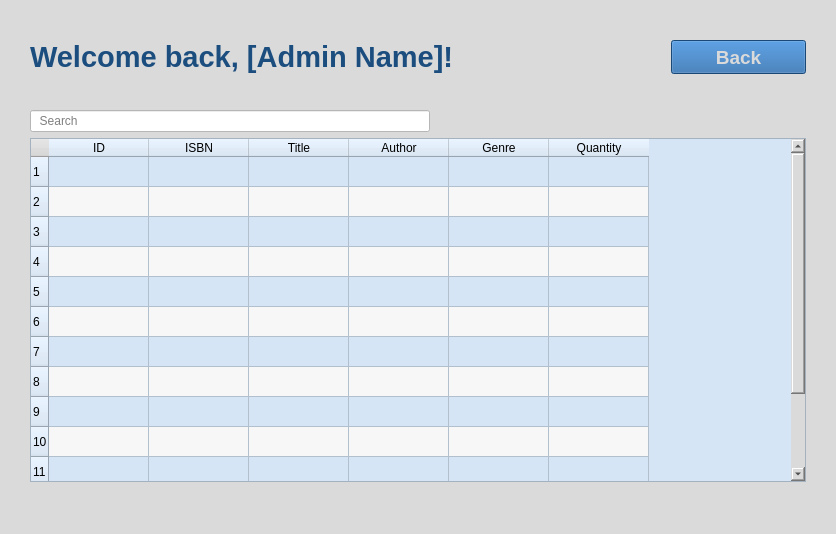
apteryxxyz/cs106-a2-client, file booksearch.ui: the form before one commit.
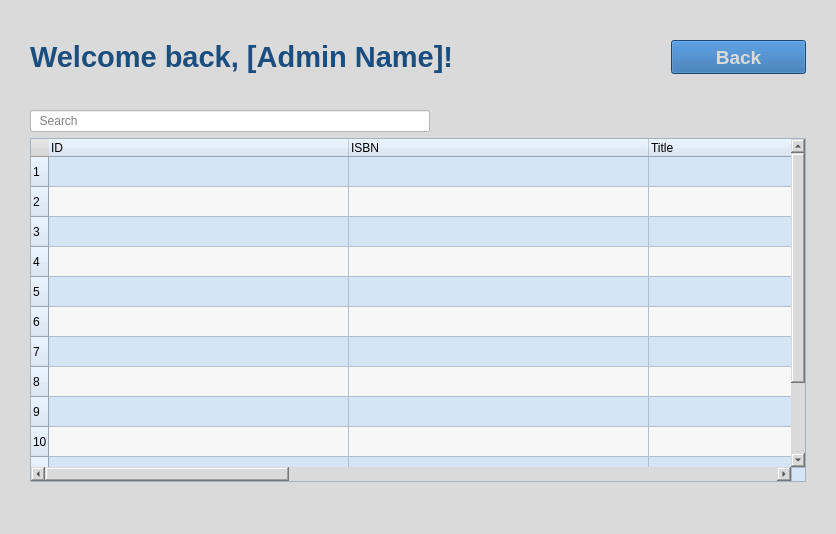
The form after the commit. Icons and pictures are not drawn.

Commit message: Aligned headers on left side Set default column size much larger

Patch:
```diff
--- a/booksearch.ui
+++ b/booksearch.ui
@@ -147,6 +147,24 @@
         <attribute name="horizontalHeaderCascadingSectionResizes">
          <bool>false</bool>
         </attribute>
+        <attribute name="horizontalHeaderMinimumSectionSize">
+         <number>35</number>
+        </attribute>
+        <attribute name="horizontalHeaderDefaultSectionSize">
+         <number>300</number>
+        </attribute>
+        <attribute name="horizontalHeaderStretchLastSection">
+         <bool>true</bool>
+        </attribute>
+        <attribute name="verticalHeaderMinimumSectionSize">
+         <number>20</number>
+        </attribute>
+        <attribute name="verticalHeaderDefaultSectionSize">
+         <number>30</number>
+        </attribute>
+        <attribute name="verticalHeaderStretchLastSection">
+         <bool>false</bool>
+        </attribute>
         <row/>
         <row/>
         <row/>
@@ -164,31 +182,49 @@
          <property name="text">
           <string>ID</string>
          </property>
+         <property name="textAlignment">
+          <set>AlignLeading|AlignVCenter</set>
+         </property>
         </column>
         <column>
          <property name="text">
           <string>ISBN</string>
          </property>
+         <property name="textAlignment">
+          <set>AlignLeading|AlignVCenter</set>
+         </property>
         </column>
         <column>
          <property name="text">
           <string>Title</string>
          </property>
+         <property name="textAlignment">
+          <set>AlignLeading|AlignVCenter</set>
+         </property>
         </column>
         <column>
          <property name="text">
           <string>Author</string>
          </property>
+         <property name="textAlignment">
+          <set>AlignLeading|AlignVCenter</set>
+         </property>
         </column>
         <column>
          <property name="text">
           <string>Genre</string>
          </property>
+         <property name="textAlignment">
+          <set>AlignLeading|AlignVCenter</set>
+         </property>
         </column>
         <column>
          <property name="text">
           <string>Quantity</string>
          </property>
+         <property name="textAlignment">
+          <set>AlignLeading|AlignVCenter</set>
+         </property>
         </column>
        </widget>
       </item>
```
The commit also changes 2 other files.
